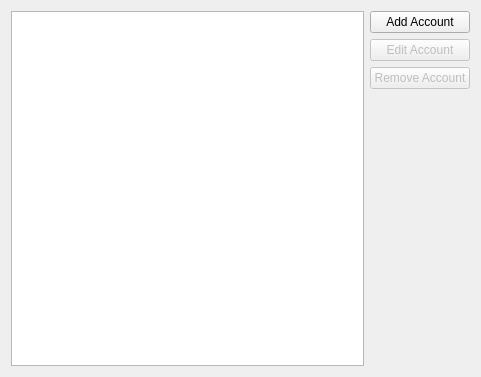
KDE/ktp-accounts-kcm, file src/main-widget.ui: the form before one commit.
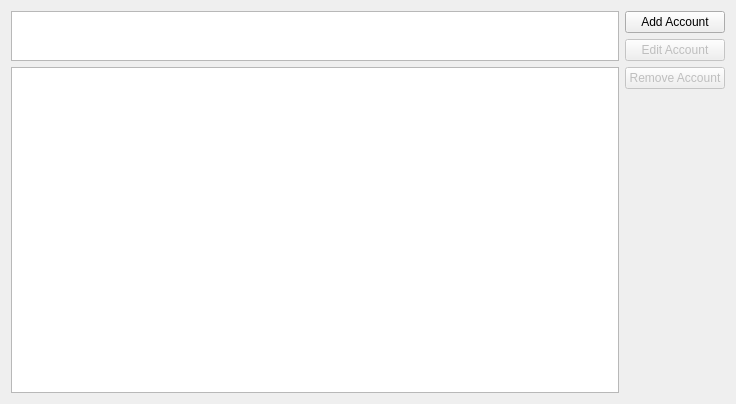
The form after the commit. Custom widgets are drawn as their Qt base class.

Commit message: Add QListView for local-xmpp account

```diff
--- a/src/main-widget.ui
+++ b/src/main-widget.ui
@@ -6,14 +6,32 @@
    <rect>
     <x>0</x>
     <y>0</y>
-    <width>481</width>
-    <height>377</height>
+    <width>736</width>
+    <height>404</height>
    </rect>
   </property>
   <layout class="QHBoxLayout" name="horizontalLayout_2">
    <item>
     <layout class="QHBoxLayout" name="horizontalLayout">
      <item>
+      <layout class="QVBoxLayout" name="verticalLayout_4">
+       <item>
+        <widget class="QListView" name="salutListView">
+         <property name="maximumSize">
+          <size>
+           <width>16777215</width>
+           <height>50</height>
+          </size>
+         </property>
+         <property name="iconSize">
+          <size>
+           <width>32</width>
+           <height>32</height>
+          </size>
+         </property>
+        </widget>
+       </item>
+       <item>
       <widget class="QListView" name="accountsListView">
        <property name="iconSize">
         <size>
@@ -22,6 +40,8 @@
         </size>
        </property>
       </widget>
+       </item>
+      </layout>
      </item>
      <item>
       <layout class="QVBoxLayout" name="verticalLayout_2">
```
Lines whose indentation alone changed are shown as unchanged. The commit also changes 2 other files.
